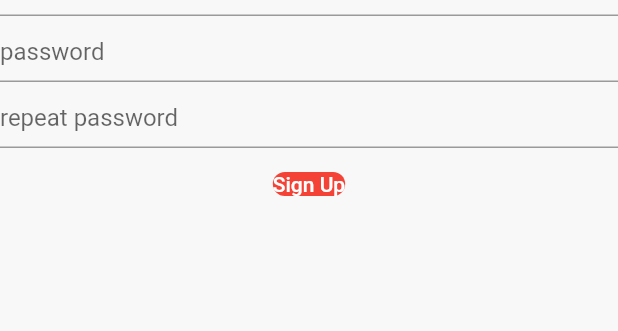
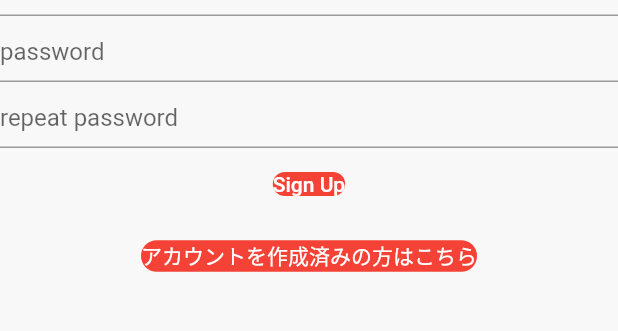
Before and after one commit to sotasunohara/origamier, a Flutter app: the screen it shows after launch, on a phone screen of 412 x 824 dp, the part 98-429 px from its top. Run offline on Flutter 3.47's test engine with Material 2 defaults, Android fonts, the phone set to English and light mode, and no system bars; our stand-ins replace cloud_firestore, firebase_auth, firebase_core, flutter_riverpod; accounts and stored records are empty.

Commit message:
サインインの修正

```diff
--- a/lib/auth/auth.dart
+++ b/lib/auth/auth.dart
@@ -1,21 +1,16 @@
 import 'package:firebase_auth/firebase_auth.dart';
 import 'package:flutter/material.dart';
 import 'package:flutter_riverpod/flutter_riverpod.dart';
+import 'package:origamiers/pages/auth_pages/login_page.dart';
 import 'package:origamiers/pages/registration_pages/register_userName.dart';
 import 'package:origamiers/providers/user_providers.dart';
+import 'package:origamiers/registration/registerUserData.dart';
 
 // Singleton にする
 class Auth {
-  static final Auth _instance = Auth._internal();
   late UserCredential _credential;
+  String userId = "";
   bool isLogedIn = false;
-
-  /* SingleTon にする */
-  factory Auth() {
-    return _instance;
-  }
-  Auth._internal();
-  /* ここまで */
 
   // サインアップする
   Future<void> signUp(String email, String password, BuildContext context) async{
@@ -24,11 +19,10 @@ class Auth {
       // credential にユーザIDが渡される
       _credential = await FirebaseAuth.instance.createUserWithEmailAndPassword(email: email, password: password);
       debugPrint("登録成功");
-      // 個人アカウント設定画面に移動
       Navigator.of(context).pushReplacement(
-        MaterialPageRoute(
-          builder:(context) => RegisterUserNamePage(),
-        ),
+        MaterialPageRoute(builder: (context) {
+          return LoginPage();
+        },),
       );
     } on FirebaseAuthException catch (e) {
       if (e.code == 'weak-password') {
@@ -47,6 +41,7 @@ class Auth {
     try{
       _credential = await FirebaseAuth.instance.signInWithEmailAndPassword(email: email, password: password);
       isLogedIn = true;
+
     } on FirebaseAuthException catch (e) {
       if (e.code == 'user-not-found') {
         debugPrint('No user found for that email.');
--- a/lib/pages/auth_pages/signup_page.dart
+++ b/lib/pages/auth_pages/signup_page.dart
@@ -3,6 +3,7 @@ import 'package:flutter_riverpod/flutter_riverpod.dart';
 import 'package:origamiers/auth/auth.dart';
 import 'package:origamiers/library/colors.dart';
 import 'package:origamiers/library/widget.dart';
+import 'package:origamiers/pages/auth_pages/login_page.dart';
 
 class SignupPage extends ConsumerStatefulWidget {
   const SignupPage({Key? key}) : super(key: key);
@@ -11,11 +12,11 @@ class SignupPage extends ConsumerStatefulWidget {
 }
 
 class _SignupPageState extends ConsumerState<SignupPage> {
+  final TextEditingController _userNameController = new TextEditingController();
   final TextEditingController _emailController = new TextEditingController();
   final TextEditingController _passwordController = new TextEditingController();
   final TextEditingController _secondPasswordController = new TextEditingController();
 
-  Auth auth = Auth();
 
   @override
   Widget build(BuildContext context) {
@@ -34,7 +35,7 @@ class _SignupPageState extends ConsumerState<SignupPage> {
                 onPressed: () async {
                   debugPrint(_emailController.text);
                   // signup
-                  auth.signUp(_emailController.text, _passwordController.text, context);
+                  Auth().signUp(_emailController.text, _passwordController.text, context);
                 },
                 child: Container(
                   decoration: BoxDecoration(
@@ -45,6 +46,22 @@ class _SignupPageState extends ConsumerState<SignupPage> {
                   ),child: Text("Sign Up", style: TextStyle(color: Colors.white)),
                 ),
               ),
+              TextButton(
+                onPressed: () {
+                  Navigator.of(context).pushReplacement(
+                    MaterialPageRoute(builder: ((context) {
+                      return LoginPage();
+                    }))
+                  );
+                },
+                child: Container(
+                  decoration: BoxDecoration(
+                    borderRadius: BorderRadius.circular(15),
+                    boxShadow: [
+                      BoxShadow(color: Colors.red)
+                    ]
+                  ),child: Text("アカウントを作成済みの方はこちら", style: TextStyle(color: Colors.white)),
+                ),),
           ]),
         ),
       ),
--- a/pubspec.yaml
+++ b/pubspec.yaml
@@ -38,7 +38,9 @@ dependencies:
   cupertino_icons: ^1.0.2
   firebase_core: ^2.4.0
   firebase_auth: ^4.2.3
+  cloud_firestore: ^4.3.0
   flutter_riverpod: ^2.1.3
+  shared_preferences: ^2.0.15
 
 dev_dependencies:
   flutter_test:
```
Also changed, not shown: lib/model/users.dart (added, +38 -0 lines), lib/pages/auth_pages/login_page.dart (+21 -2 lines), lib/registration/registerUserData.dart (+35 -2 lines), pubspec.lock, 2 other files.
